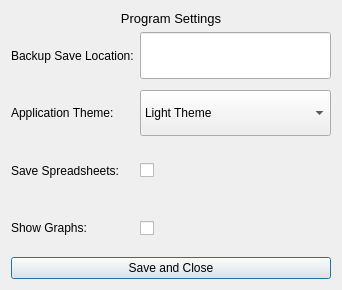
First picture: the form in settingsdialog.ui, repository miyamot0/DataTracker3, before the edit.
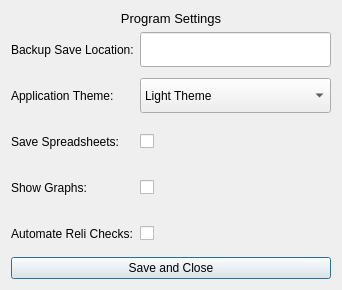
Second picture: the form after the edit.

Commit message: merge auto reli

Patch:
```diff
--- a/settingsdialog.ui
+++ b/settingsdialog.ui
@@ -152,6 +152,32 @@
        </property>
       </widget>
      </item>
+     <item row="4" column="0">
+      <widget class="QLabel" name="labelReli">
+       <property name="sizePolicy">
+        <sizepolicy hsizetype="Preferred" vsizetype="Expanding">
+         <horstretch>0</horstretch>
+         <verstretch>0</verstretch>
+        </sizepolicy>
+       </property>
+       <property name="text">
+        <string>Automate Reli Checks:</string>
+       </property>
+      </widget>
+     </item>
+     <item row="4" column="1">
+      <widget class="QCheckBox" name="checkBoxReli">
+       <property name="sizePolicy">
+        <sizepolicy hsizetype="Minimum" vsizetype="Expanding">
+         <horstretch>0</horstretch>
+         <verstretch>0</verstretch>
+        </sizepolicy>
+       </property>
+       <property name="text">
+        <string/>
+       </property>
+      </widget>
+     </item>
     </layout>
    </item>
    <item>
```
The commit also changes 6 other files.
